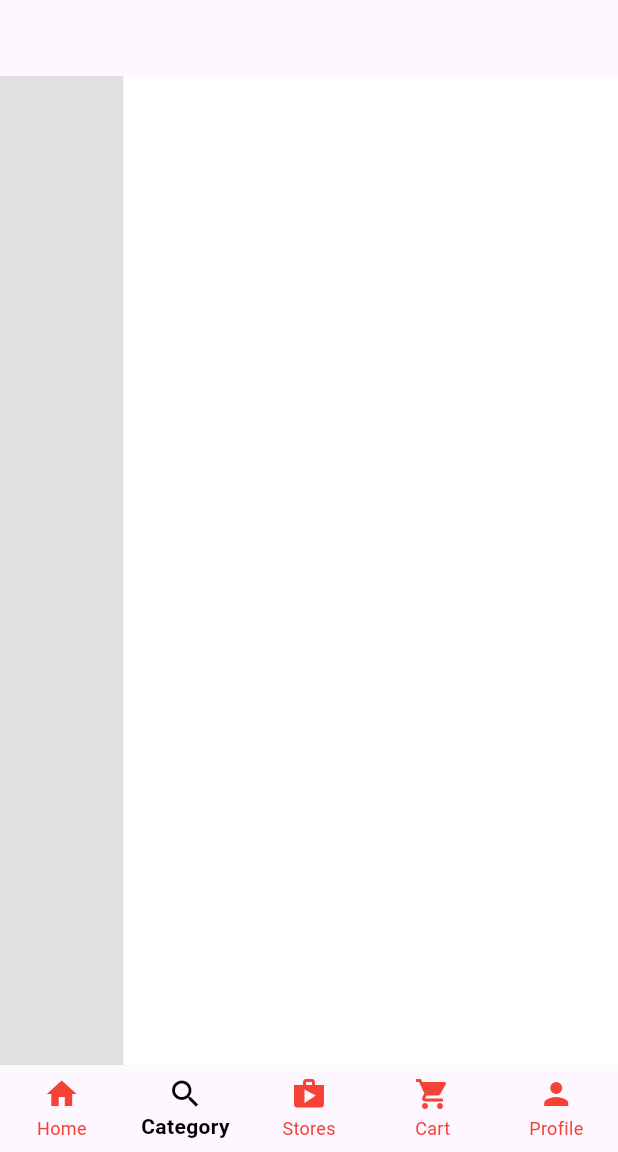
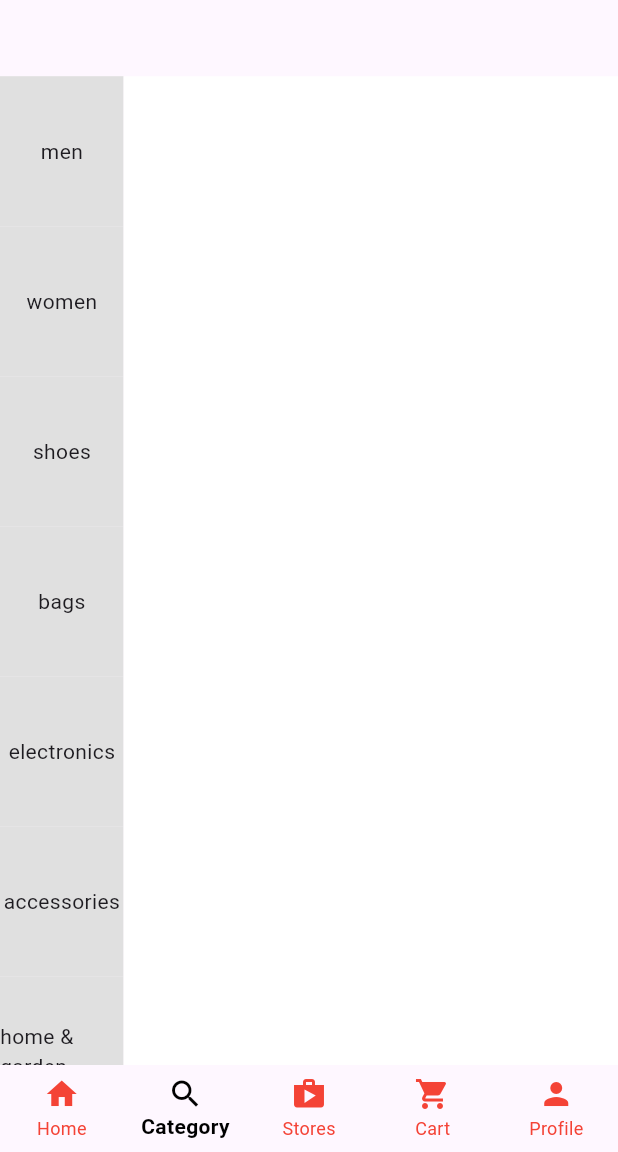
Before and after one commit to Xcheche/multi_store_app, a Flutter app: the screen it shows after launch, item 2 of the bottom bar chosen, on a phone screen of 412 x 824 dp, the part 84-1236 px from its top. Run offline on Flutter 3.47's test engine with Material 3 defaults, Android fonts, the phone set to English and light mode, and no system bars.

Commit message:
in progress

```diff
--- a/lib/main_screens/category.dart
+++ b/lib/main_screens/category.dart
@@ -1,5 +1,18 @@
 import 'package:flutter/material.dart';
+import 'package:multi_store_app/utilities/categ_list.dart';
 import 'package:multi_store_app/widgets/fake_search.dart';
+
+List<ItemsData> items = [
+  ItemsData(label: 'men'),
+  ItemsData(label: 'women'),
+  ItemsData(label: 'shoes'),
+  ItemsData(label: 'bags'),
+  ItemsData(label: 'electronics'),
+  ItemsData(label: 'accessories'),
+  ItemsData(label: 'home & garden'),
+  ItemsData(label: 'kids'),
+  ItemsData(label: 'beauty'),
+];
 
 class CategoryScreen extends StatefulWidget {
   const CategoryScreen({Key? key}) : super(key: key);
@@ -36,10 +49,33 @@ class _CategoryScreenState extends State<CategoryScreen> {
   }
 
   Widget sideNavigator(Size size) {
-    return Container(
+    return SizedBox(
       height: MediaQuery.of(context).size.height * 0.8,
       width: size.width * 0.2,
-      color: Colors.grey.shade300,
+      child: ListView.builder(
+        itemCount: items.length,
+        itemBuilder: (context, index) {
+          return GestureDetector(
+            onTap: () {
+              for (var element in items) {
+                element.isSelected = false;
+              }
+              setState(() {
+                items[index].isSelected = true;
+              });
+            },
+            child: Container(
+              color: items[index].isSelected == true
+                  ? Colors.white
+                  : Colors.grey.shade300,
+              height: 100,
+              child: Center(
+                child: Text(items[index].label),
+              ),
+            ),
+          );
+        },
+      ),
     );
   }
 
@@ -51,3 +87,9 @@ class _CategoryScreenState extends State<CategoryScreen> {
     );
   }
 }
+
+class ItemsData {
+  String label;
+  bool isSelected;
+  ItemsData({required this.label, this.isSelected = false});
+}
```
